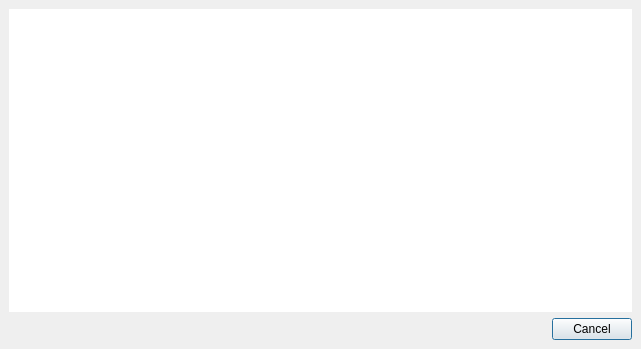
Above: src/meshlab/ui/congratsDialog.ui from cnr-isti-vclab/meshlab before the change. Below: the same form after it.
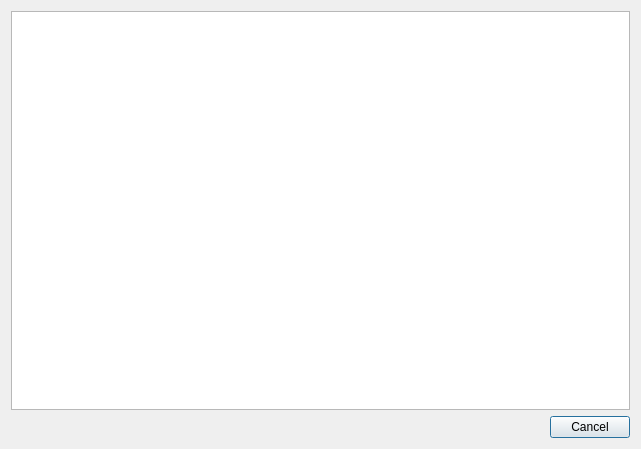
That is the form after the change.

Commit message: Corrected bug in the failure of opening link in the congrats dialog

Patch:
```diff
--- a/src/meshlab/ui/congratsDialog.ui
+++ b/src/meshlab/ui/congratsDialog.ui
@@ -4,18 +4,16 @@
   <property name="windowModality" >
    <enum>Qt::ApplicationModal</enum>
   </property>
-  <property name="geometry" >
+  <property name="geometry">
    <rect>
     <x>0</x>
     <y>0</y>
     <width>641</width>
-    <height>349</height>
+    <height>449</height>
    </rect>
   </property>
-  <property name="sizePolicy" >
-   <sizepolicy>
-    <hsizetype>7</hsizetype>
-    <vsizetype>7</vsizetype>
+  <property name="sizePolicy">
+   <sizepolicy hsizetype="Expanding" vsizetype="Expanding">
     <horstretch>0</horstretch>
     <verstretch>0</verstretch>
    </sizepolicy>
@@ -23,28 +21,15 @@
   <property name="windowTitle" >
    <string>MeshLab Congratulations!</string>
   </property>
-  <layout class="QVBoxLayout" >
-   <property name="margin" >
-    <number>9</number>
-   </property>
-   <property name="spacing" >
-    <number>6</number>
-   </property>
+  <layout class="QVBoxLayout">
    <item>
-    <widget class="QTextEdit" name="congratsTextEdit" >
-     <property name="autoFillBackground" >
-      <bool>false</bool>
+    <widget class="QTextBrowser" name="congratsTextBrowser">
+     <property name="source">
+      <url>
+       <string>qrc:/images/100mesh.html</string>
+      </url>
      </property>
-     <property name="frameShape" >
-      <enum>QFrame::NoFrame</enum>
-     </property>
-     <property name="frameShadow" >
-      <enum>QFrame::Plain</enum>
-     </property>
-     <property name="lineWidth" >
-      <number>0</number>
-     </property>
-     <property name="readOnly" >
+     <property name="openExternalLinks">
       <bool>true</bool>
      </property>
     </widget>
```
Left out of the diff: 23 changed lines with no effect on the pictures. The commit also changes 2 other files.
